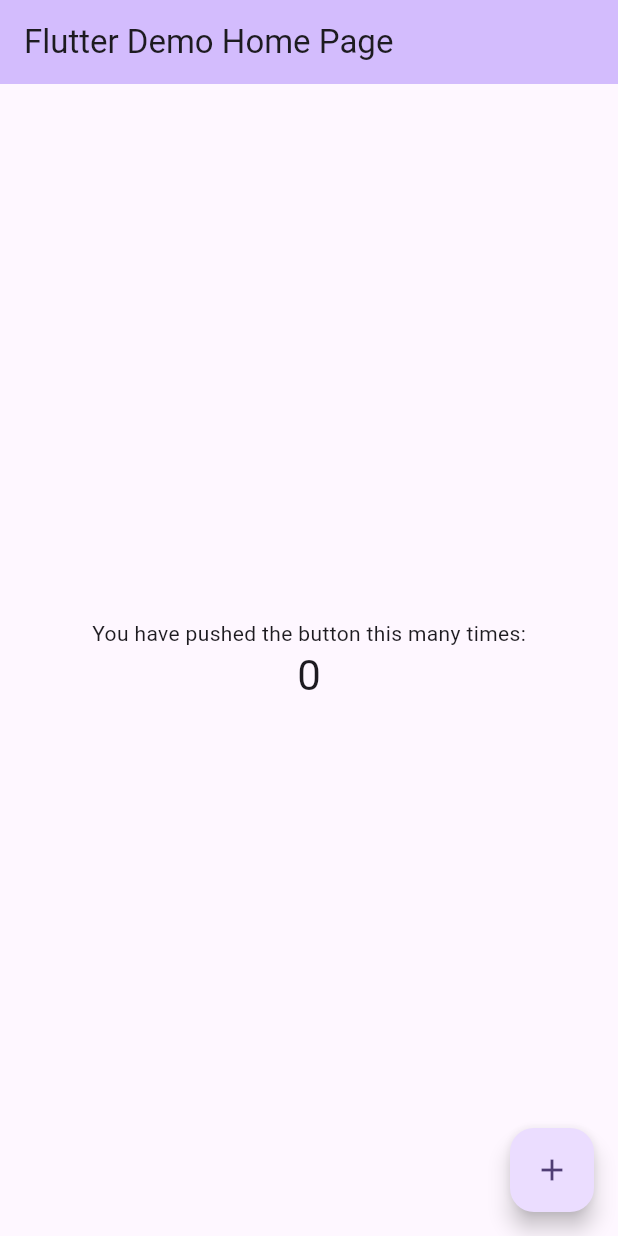
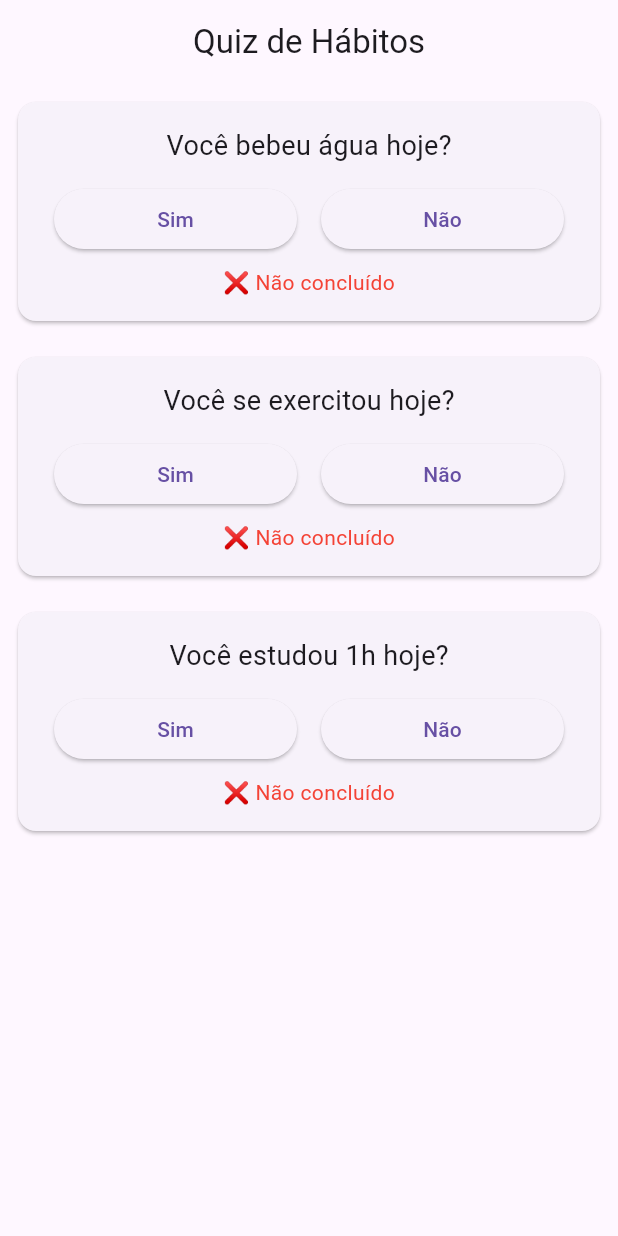
Before and after one commit to EricIkeda1/Quiz2Go, a Flutter app: the screen it shows after launch, on a phone screen of 412 x 824 dp. Run offline on Flutter 3.47's test engine with Material 3 defaults, Android fonts, the light colour scheme and no system bars.

Commit message:
Quiz de Hábitos

```diff
--- /dev/null
+++ b/lib/componentes/botao_habito.dart
@@ -0,0 +1,21 @@
+import 'package:flutter/material.dart';
+
+class BotaoHabito extends StatelessWidget {
+  final String texto;
+  final VoidCallback onPressed;
+
+  const BotaoHabito({super.key, required this.texto, required this.onPressed});
+
+  @override
+  Widget build(BuildContext context) {
+    return Expanded(
+      child: Padding(
+        padding: const EdgeInsets.symmetric(horizontal: 8),
+        child: ElevatedButton(
+          onPressed: onPressed,
+          child: Text(texto),
+        ),
+      ),
+    );
+  }
+}
--- a/lib/main.dart
+++ b/lib/main.dart
@@ -1,122 +1,20 @@
 import 'package:flutter/material.dart';
+import 'paginas/home.dart';
 
 void main() {
-  runApp(const MyApp());
+  runApp(const DiarioHabitos());
 }
 
-class MyApp extends StatelessWidget {
-  const MyApp({super.key});
+class DiarioHabitos extends StatelessWidget {
+  const DiarioHabitos({super.key});
 
-  // This widget is the root of your application.
   @override
   Widget build(BuildContext context) {
     return MaterialApp(
-      title: 'Flutter Demo',
-      theme: ThemeData(
-        // This is the theme of your application.
-        //
-        // TRY THIS: Try running your application with "flutter run". You'll see
-        // the application has a purple toolbar. Then, without quitting the app,
-        // try changing the seedColor in the colorScheme below to Colors.green
-        // and then invoke "hot reload" (save your changes or press the "hot
-        // reload" button in a Flutter-supported IDE, or press "r" if you used
-        // the command line to start the app).
-        //
-        // Notice that the counter didn't reset back to zero; the application
-        // state is not lost during the reload. To reset the state, use hot
-        // restart instead.
-        //
-        // This works for code too, not just values: Most code changes can be
-        // tested with just a hot reload.
-        colorScheme: ColorScheme.fromSeed(seedColor: Colors.deepPurple),
-      ),
-      home: const MyHomePage(title: 'Flutter Demo Home Page'),
+      debugShowCheckedModeBanner: false,
+      title: 'Quiz de Hábitos',
+      theme: ThemeData(primarySwatch: Colors.indigo),
+      home: const Home(),
     );
   }
 }
-
-class MyHomePage extends StatefulWidget {
-  const MyHomePage({super.key, required this.title});
-
-  // This widget is the home page of your application. It is stateful, meaning
-  // that it has a State object (defined below) that contains fields that affect
-  // how it looks.
-
-  // This class is the configuration for the state. It holds the values (in this
-  // case the title) provided by the parent (in this case the App widget) and
-  // used by the build method of the State. Fields in a Widget subclass are
-  // always marked "final".
-
-  final String title;
-
-  @override
-  State<MyHomePage> createState() => _MyHomePageState();
-}
-
-class _MyHomePageState extends State<MyHomePage> {
-  int _counter = 0;
-
-  void _incrementCounter() {
-    setState(() {
-      // This call to setState tells the Flutter framework that something has
-      // changed in this State, which causes it to rerun the build method below
-      // so that the display can reflect the updated values. If we changed
-      // _counter without calling setState(), then the build method would not be
-      // called again, and so nothing would appear to happen.
-      _counter++;
-    });
-  }
-
-  @override
-  Widget build(BuildContext context) {
-    // This method is rerun every time setState is called, for instance as done
-    // by the _incrementCounter method above.
-    //
-    // The Flutter framework has been optimized to make rerunning build methods
-    // fast, so that you can just rebuild anything that needs updating rather
-    // than having to individually change instances of widgets.
-    return Scaffold(
-      appBar: AppBar(
-        // TRY THIS: Try changing the color here to a specific color (to
-        // Colors.amber, perhaps?) and trigger a hot reload to see the AppBar
-        // change color while the other colors stay the same.
-        backgroundColor: Theme.of(context).colorScheme.inversePrimary,
-        // Here we take the value from the MyHomePage object that was created by
-        // the App.build method, and use it to set our appbar title.
-        title: Text(widget.title),
-      ),
-      body: Center(
-        // Center is a layout widget. It takes a single child and positions it
-        // in the middle of the parent.
-        child: Column(
-          // Column is also a layout widget. It takes a list of children and
-          // arranges them vertically. By default, it sizes itself to fit its
-          // children horizontally, and tries to be as tall as its parent.
-          //
-          // Column has various properties to control how it sizes itself and
-          // how it positions its children. Here we use mainAxisAlignment to
-          // center the children vertically; the main axis here is the vertical
-          // axis because Columns are vertical (the cross axis would be
-          // horizontal).
-          //
-          // TRY THIS: Invoke "debug painting" (choose the "Toggle Debug Paint"
-          // action in the IDE, or press "p" in the console), to see the
-          // wireframe for each widget.
-          mainAxisAlignment: MainAxisAlignment.center,
-          children: <Widget>[
-            const Text('You have pushed the button this many times:'),
-            Text(
-              '$_counter',
-              style: Theme.of(context).textTheme.headlineMedium,
-            ),
-          ],
-        ),
-      ),
-      floatingActionButton: FloatingActionButton(
-        onPressed: _incrementCounter,
-        tooltip: 'Increment',
-        child: const Icon(Icons.add),
-      ), // This trailing comma makes auto-formatting nicer for build methods.
-    );
-  }
-}
--- /dev/null
+++ b/lib/modelos/habito.dart
@@ -0,0 +1,10 @@
+class Habito {
+  String pergunta;
+  bool concluido;
+
+  Habito({required this.pergunta, this.concluido = false});
+
+  void marcar(bool valor) {
+    concluido = valor;
+  }
+}
--- /dev/null
+++ b/lib/paginas/home.dart
@@ -0,0 +1,78 @@
+import 'package:flutter/material.dart';
+import '../modelos/habito.dart';
+import '../componentes/botao_habito.dart';
+
+class Home extends StatefulWidget {
+  const Home({super.key});
+
+  @override
+  State<Home> createState() => _HomeState();
+}
+
+class _HomeState extends State<Home> {
+  final List<Habito> _habitos = [
+    Habito(pergunta: "Você bebeu água hoje?"),
+    Habito(pergunta: "Você se exercitou hoje?"),
+    Habito(pergunta: "Você estudou 1h hoje?"),
+  ];
+
+  void _marcarHabito(int index, bool valor) {
+    setState(() {
+      _habitos[index].marcar(valor);
+    });
+  }
+
+  @override
+  Widget build(BuildContext context) {
+    return Scaffold(
+      appBar: AppBar(
+        title: const Text("Quiz de Hábitos"),
+        centerTitle: true,
+      ),
+      body: ListView.builder(
+        itemCount: _habitos.length,
+        itemBuilder: (context, index) {
+          final habito = _habitos[index];
+          return Card(
+            margin: const EdgeInsets.all(12),
+            child: Padding(
+              padding: const EdgeInsets.all(16),
+              child: Column(
+                children: [
+                  Text(
+                    habito.pergunta,
+                    style: const TextStyle(fontSize: 18),
+                  ),
+                  const SizedBox(height: 12),
+                  Row(
+                    children: [
+                      BotaoHabito(
+                        texto: "Sim",
+                        onPressed: () => _marcarHabito(index, true),
+                      ),
+                      BotaoHabito(
+                        texto: "Não",
+                        onPressed: () => _marcarHabito(index, false),
+                      ),
+                    ],
+                  ),
+                  const SizedBox(height: 8),
+                  if (habito.concluido)
+                    const Text(
+                      "✔️ Marcado como concluído",
+                      style: TextStyle(color: Colors.green),
+                    )
+                  else
+                    const Text(
+                      "❌ Não concluído",
+                      style: TextStyle(color: Colors.red),
+                    ),
+                ],
+              ),
+            ),
+          );
+        },
+      ),
+    );
+  }
+}
--- a/pubspec.yaml
+++ b/pubspec.yaml
@@ -30,6 +30,8 @@ environment:
 dependencies:
   flutter:
     sdk: flutter
+  shared_preferences: ^2.1.1
+
 
   # The following adds the Cupertino Icons font to your application.
   # Use with the CupertinoIcons class for iOS style icons.
```
Also changed, not shown: lib/componentes/campo_habito.dart (added, +34 -0 lines), pubspec.lock, 2 other files.
